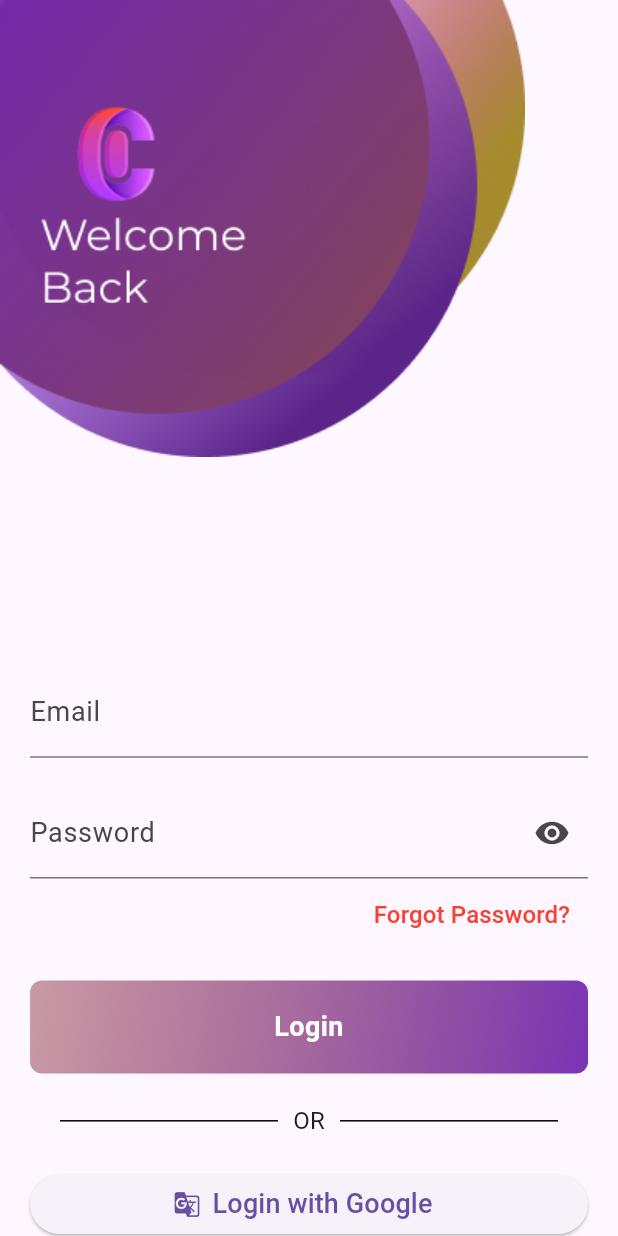
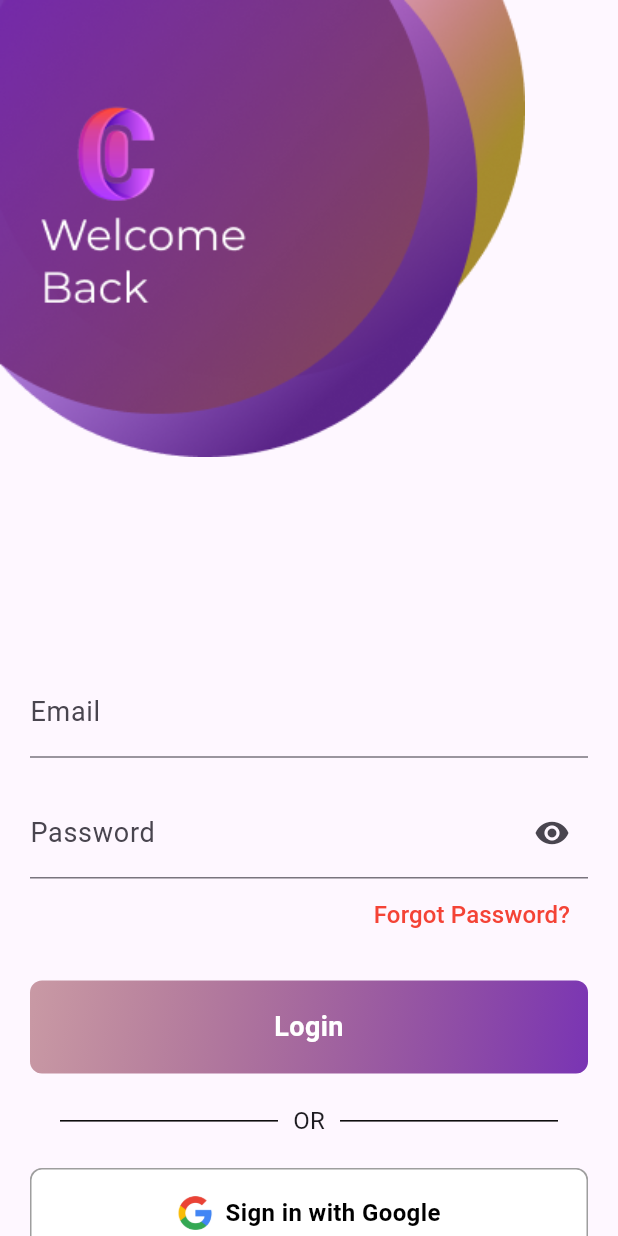
Before and after one commit to certracker/certacker, a Flutter app: the LoginPage screen opened directly, on a phone screen of 412 x 824 dp. Run offline on Flutter 3.47's test engine with Material 3 defaults, Android fonts, the phone set to English and light mode, and no system bars; our stand-ins replace cloud_firestore, firebase_auth, firebase_core, firebase_messaging, firebase_storage, flutter_local_notifications and 4 more; accounts and stored records are empty; network calls fail.

Commit message:
Modified the login with google 👌👌

```diff
--- /dev/null
+++ b/lib/components/buttons/google_button.dart
@@ -0,0 +1,48 @@
+import 'package:flutter/material.dart';
+
+class GoogleButton extends StatelessWidget {
+  final String imagepath;
+  final Function()? onTap;
+
+  const GoogleButton({super.key, required this.imagepath, this.onTap});
+
+  @override
+  Widget build(BuildContext context) {
+    return GestureDetector(
+      onTap: onTap,
+      child: Container(
+        width: 400,
+        height: 60,
+        decoration: BoxDecoration(
+          color: Colors.white,
+          borderRadius: BorderRadius.circular(8),
+          border: Border.all(color: Colors.grey),
+          boxShadow: [
+            BoxShadow(
+              color: Colors.grey.withOpacity(0.5),
+            )
+          ],
+        ),
+        child: Row(
+          mainAxisAlignment: MainAxisAlignment.center,
+          children: [
+            Image.asset(
+              imagepath,
+              width: 24, // Adjust the width as needed
+              height: 24, // Adjust the height as needed
+            ),
+            const SizedBox(width: 8), // Adjust the spacing between image and text
+            const Text(
+              'Sign in with Google',
+              style: TextStyle(
+                color: Colors.black,
+                fontSize: 16,
+                fontWeight: FontWeight.bold,
+              ),
+            ),
+          ],
+        ),
+      ),
+    );
+  }
+}
--- a/lib/registration/login/login.dart
+++ b/lib/registration/login/login.dart
@@ -1,9 +1,11 @@
 // ignore_for_file: use_build_context_synchronously
 
+import 'package:certracker/components/buttons/google_button.dart';
 import 'package:certracker/components/colors/app_colors.dart';
 import 'package:certracker/components/nav_bar/nav_bar.dart';
 import 'package:certracker/registration/forgetpd/enter_email.dart';
 import 'package:certracker/registration/signup/signup.dart';
+import 'package:certracker/services/auth_services.dart';
 import 'package:firebase_auth/firebase_auth.dart';
 import 'package:flutter/material.dart';
 
@@ -221,13 +223,9 @@ class _LoginPageState extends State<LoginPage> {
                       ),
                     ),
                     const SizedBox(height: 20),
-                    ElevatedButton.icon(
-                      onPressed: () {
-                        // Implement login with Google logic
-                      },
-                      icon: const Icon(Icons.g_translate),
-                      label: const Text('Login with Google', style: TextStyle(fontSize: 18)),
-                    ),
+                    GoogleButton(
+                        imagepath: "assets/images/signup/google-icon.png",
+                        onTap: () => AuthService().signInWithGoogle(context)),
                     const SizedBox(height: 80),
 
                     // Footer Section
--- a/pubspec.yaml
+++ b/pubspec.yaml
@@ -14,7 +14,9 @@ dependencies:
   image_picker: ^1.0.7
   file_picker: ^6.1.1
   firebase_core: ^2.24.2
+  firebase_messaging: ^14.7.10
   firebase_auth: ^4.16.0
+  google_sign_in: ^6.2.1
   cloud_firestore: ^4.14.0
   firebase_storage: ^11.6.0
   flutter_svg: ^2.0.9
```
Also changed, not shown: lib/api/firebase_api.dart (added, +28 -0 lines), lib/components/notification/notif.dart (added, +27 -0 lines), lib/main.dart (+13 -4 lines), lib/registration/signup/signup.dart (+5 -12 lines), lib/services/auth_services.dart (added, +77 -0 lines), assets/images/signup/google-icon.png (added), pubspec.lock, 2 other files.
